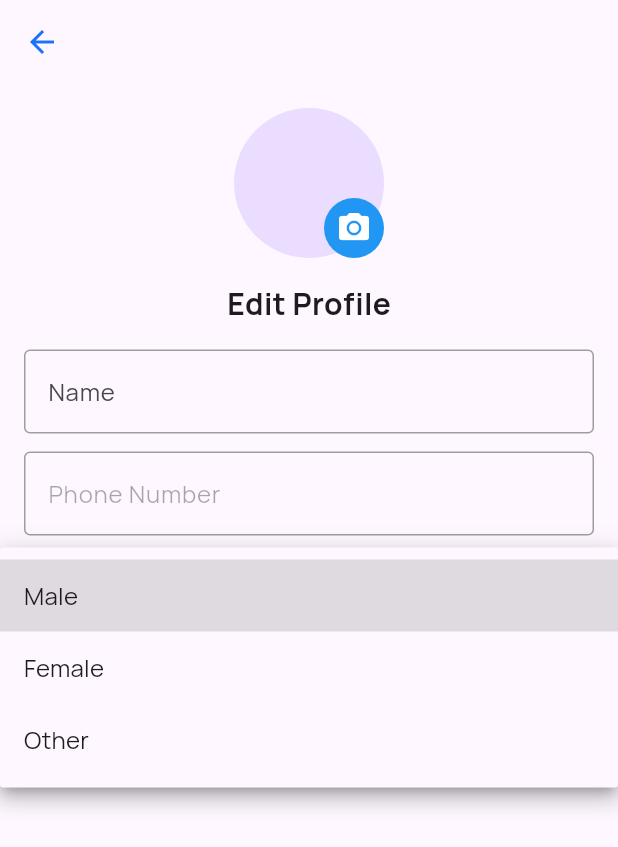
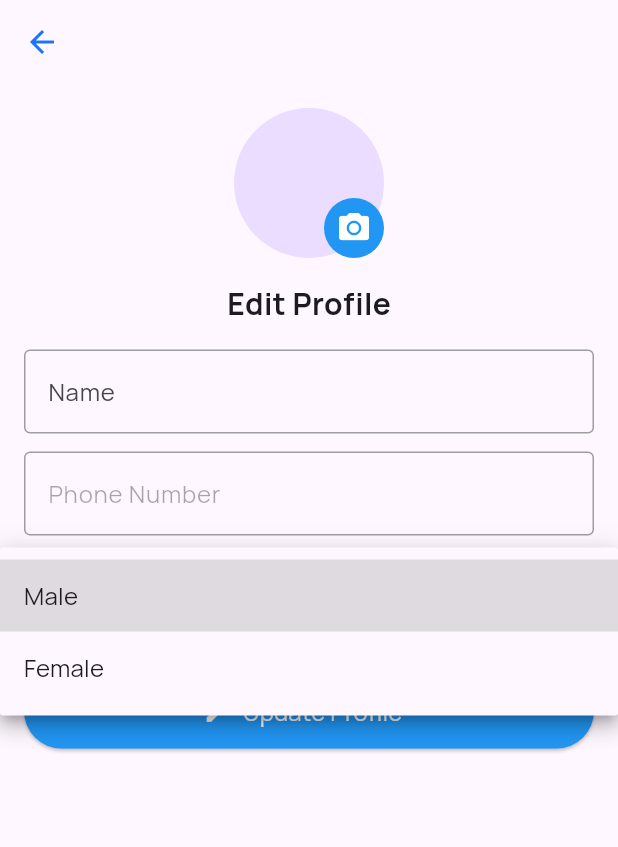
Before and after one commit to RichlabzItSolutions/E_comZenx, a Flutter app: the EditProfileScreen screen opened by its route, after a tap on "Male", on a phone screen of 412 x 824 dp. Shown: the top 847 px of the screen. Run offline on Flutter 3.47's test engine with Material 3 defaults, Android fonts, the phone set to English and light mode, and no system bars; our stand-ins replace dio, shared_preferences; accounts and stored records are empty.

Commit message:
bugs fixed

```diff
--- a/lib/features/view/widgets/edit_profile_screen.dart
+++ b/lib/features/view/widgets/edit_profile_screen.dart
@@ -98,7 +98,7 @@ class _EditProfileScreenState extends State<EditProfileScreen> {
                   _buildDropdown(
                     label: 'Gender',
                     value: _genderToString(viewModel.userProfile?.gender ?? 1),
-                    items: ['Male', 'Female', 'Other'],
+                    items: ['Male', 'Female'],
                     onChanged: (newValue) =>
                         viewModel.updateGender(_stringToGender(newValue)),
                   ),
@@ -202,8 +202,6 @@ class _EditProfileScreenState extends State<EditProfileScreen> {
         return 'Male';
       case 2:
         return 'Female';
-      case 3:
-        return 'Other';
       default:
         return 'Male'; // Default to Male if no valid gender
     }
@@ -216,8 +214,6 @@ class _EditProfileScreenState extends State<EditProfileScreen> {
         return 1;
       case 'Female':
         return 2;
-      case 'Other':
-        return 3;
       default:
         return 1; // Default to Male if no valid gender
     }
--- a/lib/splashscreen.dart
+++ b/lib/splashscreen.dart
@@ -46,7 +46,7 @@ class _SplashScreenState extends State<SplashScreen> {
               'assets/splash.png', // Path to the image in the assets folder
               width: MediaQuery.of(context).size.width, // Full device width
               height: MediaQuery.of(context).size.height * 0.6, // 60% of device height
-              fit: BoxFit.cover, // Scale image to fill both dimensions while preserving aspect ratio
+              fit: BoxFit.contain, // Scale image to fill both dimensions while preserving aspect ratio
             ),
           ],
         ),
--- a/lib/viewmodel/profile_view_model.dart
+++ b/lib/viewmodel/profile_view_model.dart
@@ -6,7 +6,7 @@ import '../data/model/user_profile_model.dart';
 
 class ProfileViewModel extends ChangeNotifier {
   bool _isLoading = false;
-  UserProfile _userProfile = UserProfile(name: '', mobile: '', gender: 0);
+  UserProfile _userProfile = UserProfile(name: '', mobile: '', gender: 1);
 
   // Getters
   bool get isLoading => _isLoading;
@@ -51,8 +51,9 @@ class ProfileViewModel extends ChangeNotifier {
     UpdateProfile updateProfile = UpdateProfile(
       userId: userId,
       name: userProfile!.name ?? '',  // Provide a default value if name is null
-      gender: userProfile!.gender??0
+      gender: (userProfile!.gender ?? 1) == 0 ? 1 : (userProfile!.gender ?? 1),  // Ensure gender is not null and set default to 1 if null
     );
+
 
     try {
       // Call the updateUserProfile service with the correct data (from the UpdateProfile instance)
```
